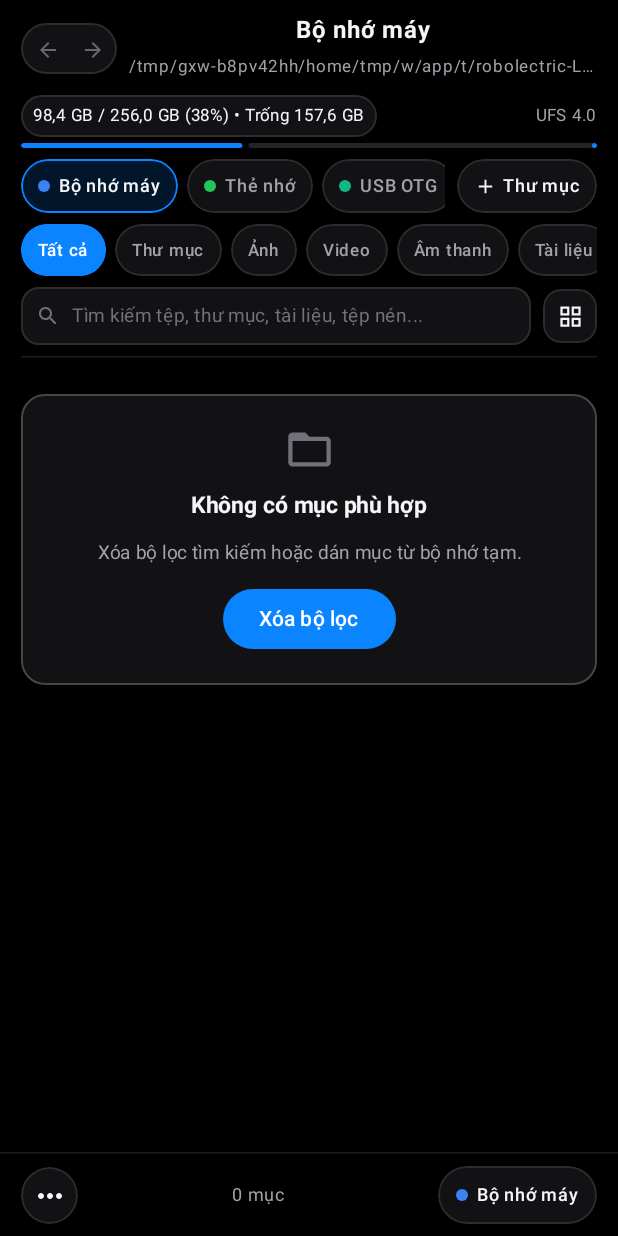
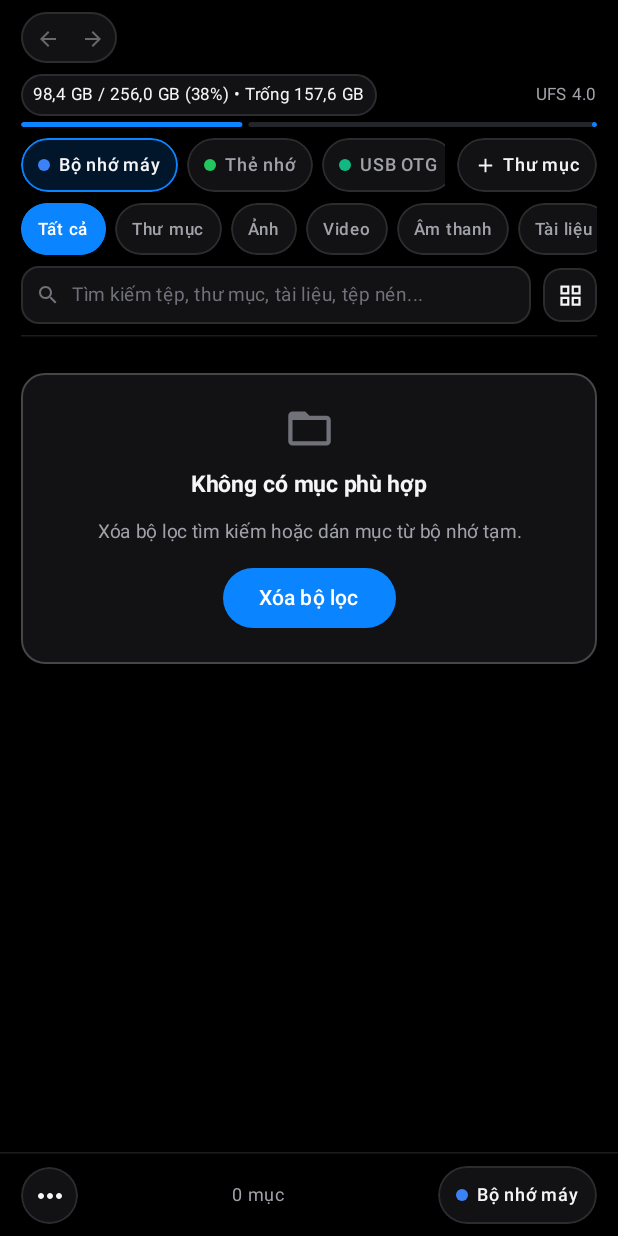
Before and after one commit to vuminhngocpt/Quan-ly-tep, an Android app built with Jetpack Compose: the screen it shows after launch (MainActivity), on a phone screen of 412 x 824 dp. Run offline under Robolectric (Android 15) with nearby library versions, the phone set to English and light mode, and no system bars; 1 statement that could not run was skipped.

Commit message:
Update FileManagerScreen.kt

```diff
--- a/app/src/main/java/com/vuminhngoc/quanlytep/ui/FileManagerScreen.kt
+++ b/app/src/main/java/com/vuminhngoc/quanlytep/ui/FileManagerScreen.kt
@@ -101,27 +101,6 @@ fun FileManagerScreen(viewModel: FileManagerViewModel) {
                                 )
                             }
                         }
-                    }
-
-                    Column(
-                        modifier = Modifier.weight(1f),
-                        horizontalAlignment = Alignment.CenterHorizontally
-                    ) {
-                        Text(
-                            text = meta.label,
-                            fontSize = 16.sp,
-                            fontWeight = FontWeight.Bold,
-                            color = colors.text,
-                            maxLines = 1,
-                            overflow = TextOverflow.Ellipsis
-                        )
-                        Text(
-                            text = state.currentPath(),
-                            fontSize = 11.5.sp,
-                            color = colors.textSecondary,
-                            maxLines = 1,
-                            overflow = TextOverflow.Ellipsis
-                        )
                     }
                 }
 
```
